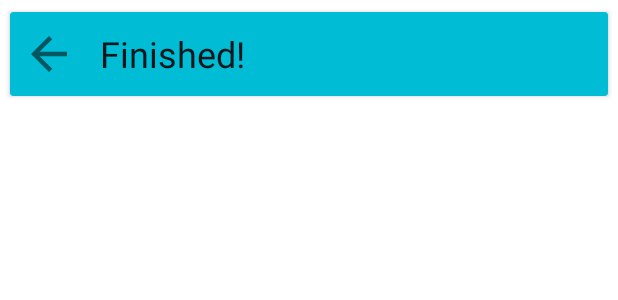
After one commit to DoubleDotLabs/Letters, an Android app: the layout dialog_finished.xml on its own in the app's theme, with its tools: preview values and no code run, on a phone screen of 412 x 824 dp. The commit adds this screen. Shown: the top 300 px of the screen. Run offline under Robolectric (Android 15) with nearby library versions, the phone set to English and light mode, and no system bars.

Commit message:
changed colors and stuff, added an unfinished dialog

```diff
--- a/app/build.gradle
+++ b/app/build.gradle
@@ -24,4 +24,5 @@ dependencies {
     testCompile 'junit:junit:4.12'
     compile 'com.android.support:appcompat-v7:23.4.0'
     compile 'com.android.support:recyclerview-v7:23.4.0'
+    compile 'com.android.support:cardview-v7:23.4.0'
 }
--- a/app/src/main/java/com/doubledotlabs/letters/TutorialDialog.java
+++ b/app/src/main/java/com/doubledotlabs/letters/TutorialDialog.java
@@ -14,7 +14,7 @@ public class TutorialDialog extends DialogFragment {
 
     @Override
     public View onCreateView(LayoutInflater inflater, ViewGroup container, Bundle savedInstanceState) {
-        View v = inflater.inflate(R.layout.item_viewpager, container);
+        View v = inflater.inflate(R.layout.dialog_viewpager, container);
 
         viewPager = (ViewPager) v.findViewById(R.id.viewPager);
         adapter = new TutorialPagerAdapter(getActivity(), getChildFragmentManager());
--- a/app/src/main/res/drawable/ic_gesture.xml
+++ b/app/src/main/res/drawable/ic_gesture.xml
@@ -4,6 +4,6 @@
     android:viewportWidth="24.0"
     android:viewportHeight="24.0">
     <path
-        android:fillColor="#1DE9B6"
+        android:fillColor="#00BFA5"
         android:pathData="M9,11.24L9,7.5C9,6.12 10.12,5 11.5,5S14,6.12 14,7.5v3.74c1.21,-0.81 2,-2.18 2,-3.74C16,5.01 13.99,3 11.5,3S7,5.01 7,7.5c0,1.56 0.79,2.93 2,3.74zM18.84,15.87l-4.54,-2.26c-0.17,-0.07 -0.35,-0.11 -0.54,-0.11L13,13.5v-6c0,-0.83 -0.67,-1.5 -1.5,-1.5S10,6.67 10,7.5v10.74l-3.43,-0.72c-0.08,-0.01 -0.15,-0.03 -0.24,-0.03 -0.31,0 -0.59,0.13 -0.79,0.33l-0.79,0.8 4.94,4.94c0.27,0.27 0.65,0.44 1.06,0.44h6.79c0.75,0 1.33,-0.55 1.44,-1.28l0.75,-5.27c0.01,-0.07 0.02,-0.14 0.02,-0.2 0,-0.62 -0.38,-1.16 -0.91,-1.38z"/>
 </vector>
--- /dev/null
+++ b/app/src/main/res/drawable/ic_prev.xml
@@ -0,0 +1,9 @@
+<vector xmlns:android="http://schemas.android.com/apk/res/android"
+        android:width="24dp"
+        android:height="24dp"
+        android:viewportWidth="24.0"
+        android:viewportHeight="24.0">
+    <path
+        android:fillColor="#8A000000"
+        android:pathData="M20,11H7.83l5.59,-5.59L12,4l-8,8 8,8 1.41,-1.41L7.83,13H20v-2z"/>
+</vector>
--- a/app/src/main/res/drawable/ic_quote.xml
+++ b/app/src/main/res/drawable/ic_quote.xml
@@ -4,6 +4,6 @@
     android:viewportWidth="24.0"
     android:viewportHeight="24.0">
     <path
-        android:fillColor="#1DE9B6"
+        android:fillColor="#00BFA5"
         android:pathData="M6,17h3l2,-4L11,7L5,7v6h3zM14,17h3l2,-4L19,7h-6v6h3z"/>
 </vector>
--- /dev/null
+++ b/app/src/main/res/layout/dialog_finished.xml
@@ -0,0 +1,45 @@
+<?xml version="1.0" encoding="utf-8"?>
+<LinearLayout xmlns:android="http://schemas.android.com/apk/res/android"
+    android:layout_width="match_parent"
+    android:layout_height="match_parent"
+    xmlns:app="http://schemas.android.com/apk/res-auto"
+    android:background="#fff"
+    android:orientation="vertical">
+
+    <android.support.v7.widget.CardView
+        android:layout_width="match_parent"
+        android:layout_height="64dp"
+        app:cardUseCompatPadding="true"
+        app:cardCornerRadius="2dp"
+        app:cardBackgroundColor="@color/colorPrimary"
+        android:layout_margin="4dp">
+
+        <LinearLayout
+            android:layout_width="match_parent"
+            android:layout_height="match_parent"
+            android:orientation="horizontal">
+
+            <ImageView
+                android:layout_width="36dp"
+                android:layout_height="36dp"
+                android:src="@drawable/ic_prev"
+                android:layout_gravity="center_vertical"
+                android:layout_margin="8dp"
+                android:background="?attr/selectableItemBackgroundBorderless"
+                android:id="@+id/back" />
+
+            <TextView
+                android:layout_width="match_parent"
+                android:layout_height="match_parent"
+                android:text="@string/finished"
+                android:gravity="center_vertical"
+                android:textSize="24sp"
+                android:textColor="@color/textColorPrimary"
+                android:paddingLeft="8dp"
+                android:paddingRight="8dp" />
+
+        </LinearLayout>
+
+    </android.support.v7.widget.CardView>
+
+</LinearLayout>
--- a/app/src/main/res/layout/item_viewpager.xml
+++ b/app/src/main/res/layout/dialog_viewpager.xml
@@ -1,9 +1,10 @@
 <?xml version="1.0" encoding="utf-8"?>
 <FrameLayout xmlns:android="http://schemas.android.com/apk/res/android"
     android:layout_width="match_parent"
-    android:layout_height="match_parent">
+    android:layout_height="match_parent"
+    android:background="#fff">
 
-    <com.doubledotlabs.letters.CustomViewPager
+    <android.support.v4.view.ViewPager
         android:layout_width="match_parent"
         android:layout_height="match_parent"
         android:id="@+id/viewPager"
--- a/app/src/main/res/layout/fragment_tutorial.xml
+++ b/app/src/main/res/layout/fragment_tutorial.xml
@@ -24,7 +24,7 @@
             android:text="New Text"
             android:id="@+id/title"
             android:textSize="24sp"
-            android:textColor="#DE000000"
+            android:textColor="@color/textColorPrimary"
             android:layout_margin="8dp" />
 
         <TextView
@@ -33,7 +33,7 @@
             android:text="New Text"
             android:id="@+id/content"
             android:layout_margin="8dp"
-            android:textColor="#8A000000"
+            android:textColor="@color/textColorSecondary"
             android:layout_gravity="center_vertical" />
 
     </LinearLayout>
--- a/app/src/main/res/layout/item_letter.xml
+++ b/app/src/main/res/layout/item_letter.xml
@@ -8,9 +8,10 @@
         android:layout_height="64dp"
         android:layout_margin="4dp"
         android:layout_gravity="center"
-        android:textColor="#1DE9B6"
+        android:textColor="@color/colorAccent"
         android:id="@+id/letter"
         android:gravity="center"
-        android:background="@drawable/border"/>
+        android:background="@drawable/border"
+        android:textSize="24sp" />
 
 </FrameLayout>
--- a/app/src/main/res/values/colors.xml
+++ b/app/src/main/res/values/colors.xml
@@ -3,4 +3,9 @@
     <color name="colorPrimary">#00BCD4</color>
     <color name="colorPrimaryDark">#0097A7</color>
     <color name="colorAccent">#1DE9B6</color>
+
+    <color name="textColorPrimary">#DE000000</color>
+    <color name="textColorSecondary">#8A000000</color>
+    <color name="textColorPrimaryInverse">#FFFFFF</color>
+    <color name="textColorSecondaryInverse">#B3FFFFFF</color>
 </resources>
--- a/app/src/main/res/values/strings.xml
+++ b/app/src/main/res/values/strings.xml
@@ -5,4 +5,8 @@
     <string name="tutorial_content_one">Look around and tap all of the letters.</string>
     <string name="tutorial_title_two">Text</string>
     <string name="tutorial_content_two">Re-arrange them to form our name to win.</string>
+
+    <string name="word">DoubleDotLabs</string>
+
+    <string name="finished">Finished!</string>
 </resources>
```
Also changed, not shown: app/src/main/java/com/doubledotlabs/letters/CustomViewPager.java (deleted, +0 -32 lines), app/src/main/java/com/doubledotlabs/letters/FinishedDialog.java (added, +24 -0 lines), app/src/main/java/com/doubledotlabs/letters/LetterView.java (+17 -6 lines), app/src/main/java/com/doubledotlabs/letters/MainActivity.java (+15 -2 lines), app/src/main/ic_launcher-web.png (added).
